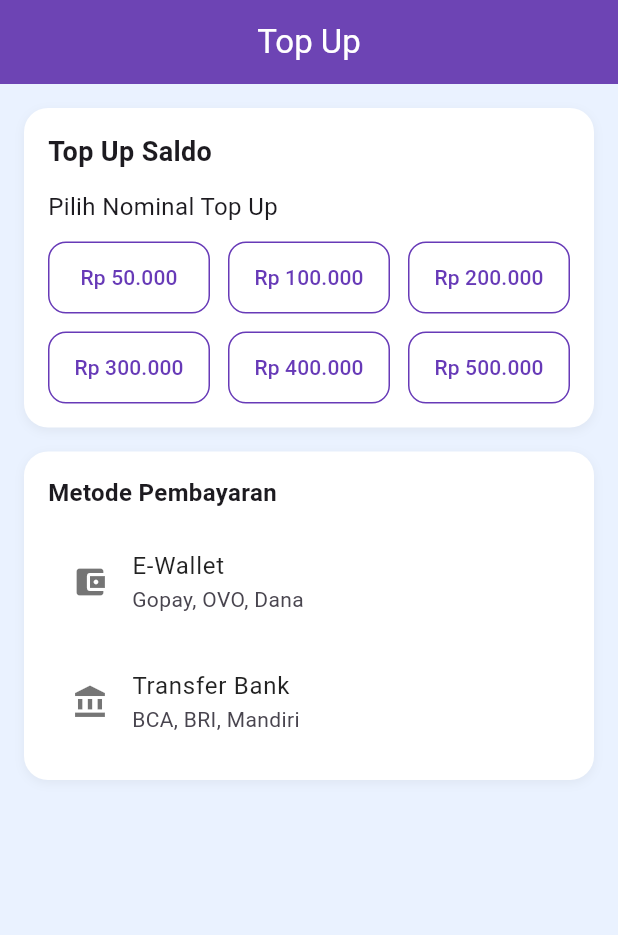
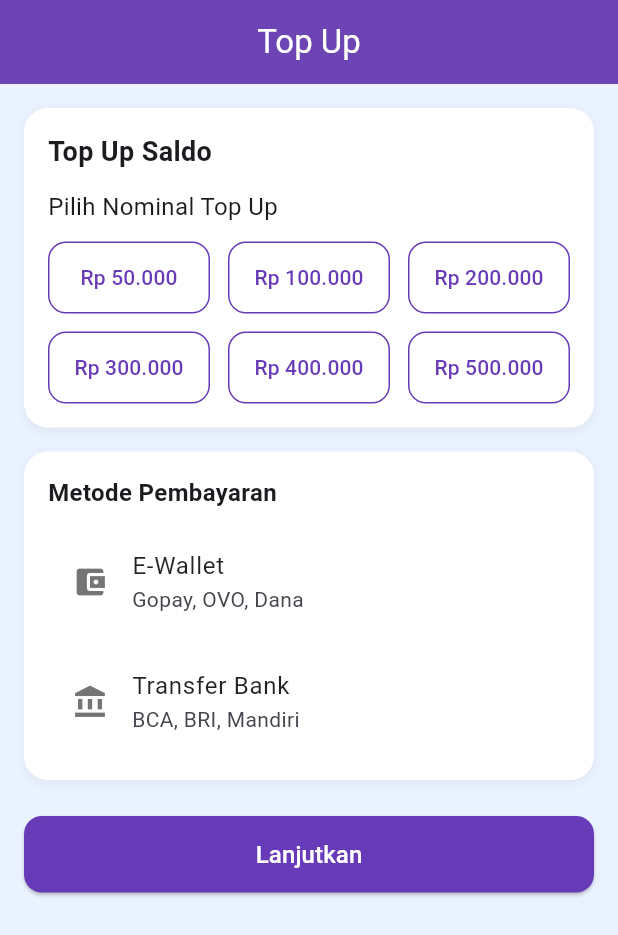
Before and after one commit to Ferdiansyah42/uas_sm4, a Flutter app: the TopUpPage screen opened directly, on a phone screen of 412 x 824 dp. Shown: the top 935 px of the screen. Run offline on Flutter 3.47's test engine with Material 3 defaults, Android fonts, the light colour scheme and no system bars.

Commit message:
membuat tombol lanjutkan pembayaran

```diff
--- a/lib/pages/top_up_page.dart
+++ b/lib/pages/top_up_page.dart
@@ -111,6 +111,31 @@ class _TopUpPageState extends State<TopUpPage> {
           ),
 
           const SizedBox(height: 24),
+
+          SizedBox(
+            width: double.infinity,
+            child: ElevatedButton(
+              onPressed: () {
+                if (selectedAmount != null && selectedMethod != null) {
+                  ScaffoldMessenger.of(context).showSnackBar(
+                    SnackBar(
+                      content: Text('Top up $selectedAmount via $selectedMethod (belum tersedia)'),
+                    ),
+                  );
+                } else {
+                  ScaffoldMessenger.of(context).showSnackBar(
+                    const SnackBar(content: Text('Pilih nominal dan metode pembayaran')),
+                  );
+                }
+              },
+              style: ElevatedButton.styleFrom(
+                backgroundColor: Colors.deepPurple,
+                padding: const EdgeInsets.symmetric(vertical: 14),
+                shape: RoundedRectangleBorder(borderRadius: BorderRadius.circular(12)),
+              ),
+              child: const Text('Lanjutkan', style: TextStyle(fontSize: 16, color: Colors.white)),
+            ),
+          ),
         ],
       ),
     );
```
